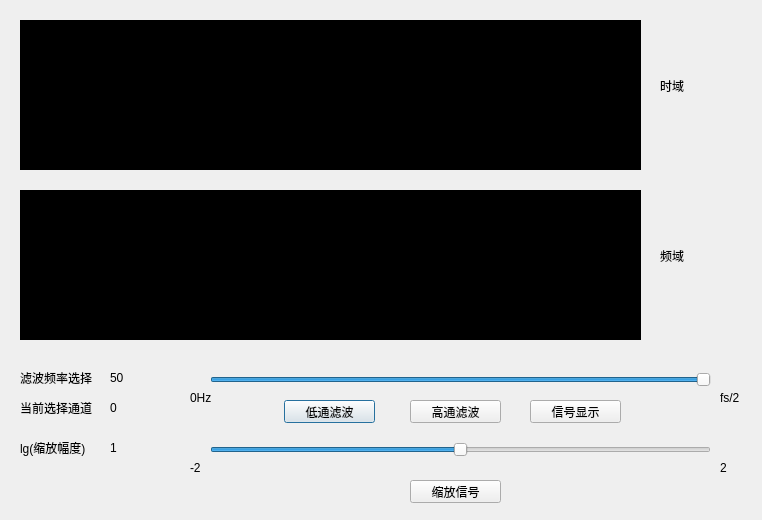
First picture: the form in project 1/AI_InstantAI/fft_dialog.ui, repository SJTUCourse/LAD, before the edit.
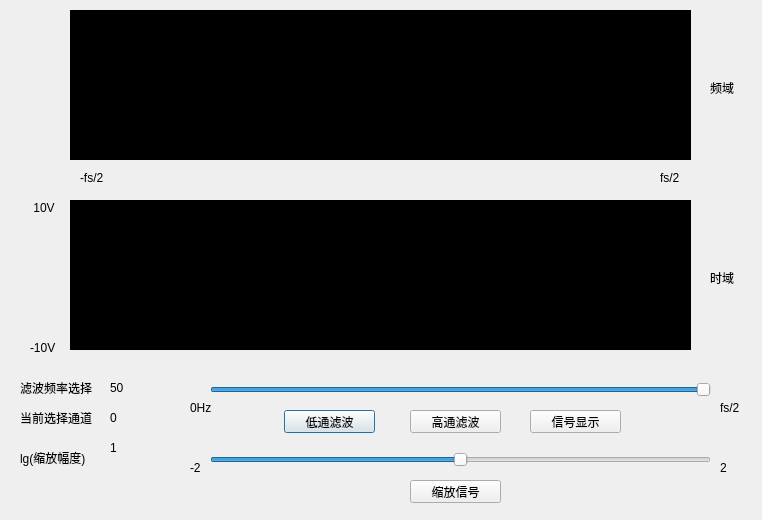
Second picture: the form after the edit.

Diff of the .ui file:
```diff
--- a/project 1/AI_InstantAI/fft_dialog.ui
+++ b/project 1/AI_InstantAI/fft_dialog.ui
@@ -22,8 +22,8 @@
   <widget class="QFrame" name="fre_Frame">
    <property name="geometry">
     <rect>
-     <x>20</x>
-     <y>20</y>
+     <x>70</x>
+     <y>10</y>
      <width>621</width>
      <height>150</height>
     </rect>
@@ -41,8 +41,8 @@
   <widget class="QFrame" name="Time_Frame">
    <property name="geometry">
     <rect>
-     <x>20</x>
-     <y>190</y>
+     <x>70</x>
+     <y>200</y>
      <width>621</width>
      <height>150</height>
     </rect>
@@ -60,10 +60,10 @@
   <widget class="QLabel" name="lbl_time">
    <property name="geometry">
     <rect>
-     <x>660</x>
-     <y>80</y>
-     <width>54</width>
-     <height>12</height>
+     <x>710</x>
+     <y>270</y>
+     <width>31</width>
+     <height>16</height>
     </rect>
    </property>
    <property name="text">
@@ -73,10 +73,10 @@
   <widget class="QLabel" name="lbl_fre">
    <property name="geometry">
     <rect>
-     <x>660</x>
-     <y>250</y>
-     <width>54</width>
-     <height>12</height>
+     <x>710</x>
+     <y>80</y>
+     <width>31</width>
+     <height>16</height>
     </rect>
    </property>
    <property name="text">
@@ -87,7 +87,7 @@
    <property name="geometry">
     <rect>
      <x>20</x>
-     <y>370</y>
+     <y>380</y>
      <width>81</width>
      <height>16</height>
     </rect>
@@ -100,7 +100,7 @@
    <property name="geometry">
     <rect>
      <x>20</x>
-     <y>440</y>
+     <y>450</y>
      <width>101</width>
      <height>16</height>
     </rect>
@@ -113,7 +113,7 @@
    <property name="geometry">
     <rect>
      <x>210</x>
-     <y>370</y>
+     <y>380</y>
      <width>501</width>
      <height>19</height>
     </rect>
@@ -132,7 +132,7 @@
    <property name="geometry">
     <rect>
      <x>190</x>
-     <y>390</y>
+     <y>400</y>
      <width>31</width>
      <height>16</height>
     </rect>
@@ -145,7 +145,7 @@
    <property name="geometry">
     <rect>
      <x>720</x>
-     <y>390</y>
+     <y>400</y>
      <width>31</width>
      <height>16</height>
     </rect>
@@ -158,7 +158,7 @@
    <property name="geometry">
     <rect>
      <x>210</x>
-     <y>440</y>
+     <y>450</y>
      <width>501</width>
      <height>19</height>
     </rect>
@@ -203,7 +203,7 @@
    <property name="geometry">
     <rect>
      <x>284</x>
-     <y>400</y>
+     <y>410</y>
      <width>91</width>
      <height>23</height>
     </rect>
@@ -216,7 +216,7 @@
    <property name="geometry">
     <rect>
      <x>410</x>
-     <y>400</y>
+     <y>410</y>
      <width>91</width>
      <height>23</height>
     </rect>
@@ -242,7 +242,7 @@
    <property name="geometry">
     <rect>
      <x>110</x>
-     <y>370</y>
+     <y>380</y>
      <width>51</width>
      <height>16</height>
     </rect>
@@ -268,7 +268,7 @@
    <property name="geometry">
     <rect>
      <x>20</x>
-     <y>400</y>
+     <y>410</y>
      <width>81</width>
      <height>16</height>
     </rect>
@@ -281,7 +281,7 @@
    <property name="geometry">
     <rect>
      <x>110</x>
-     <y>400</y>
+     <y>410</y>
      <width>16</width>
      <height>16</height>
     </rect>
@@ -294,7 +294,7 @@
    <property name="geometry">
     <rect>
      <x>530</x>
-     <y>400</y>
+     <y>410</y>
      <width>91</width>
      <height>23</height>
     </rect>
@@ -303,6 +303,58 @@
     <string>信号显示</string>
    </property>
   </widget>
+  <widget class="QLabel" name="lbl_fs_2_pos">
+   <property name="geometry">
+    <rect>
+     <x>660</x>
+     <y>170</y>
+     <width>31</width>
+     <height>16</height>
+    </rect>
+   </property>
+   <property name="text">
+    <string>fs/2</string>
+   </property>
+  </widget>
+  <widget class="QLabel" name="lbl_fs_2_neg">
+   <property name="geometry">
+    <rect>
+     <x>80</x>
+     <y>170</y>
+     <width>31</width>
+     <height>16</height>
+    </rect>
+   </property>
+   <property name="text">
+    <string>-fs/2</string>
+   </property>
+  </widget>
+  <widget class="QLabel" name="lbl_10V_neg">
+   <property name="geometry">
+    <rect>
+     <x>30</x>
+     <y>340</y>
+     <width>31</width>
+     <height>16</height>
+    </rect>
+   </property>
+   <property name="text">
+    <string>-10V</string>
+   </property>
+  </widget>
+  <widget class="QLabel" name="lbl_10V_pos">
+   <property name="geometry">
+    <rect>
+     <x>30</x>
+     <y>200</y>
+     <width>31</width>
+     <height>16</height>
+    </rect>
+   </property>
+   <property name="text">
+    <string> 10V</string>
+   </property>
+  </widget>
  </widget>
  <resources/>
  <connections/>
```
Left out of the diff: 4 changed lines with no effect on the pictures.
